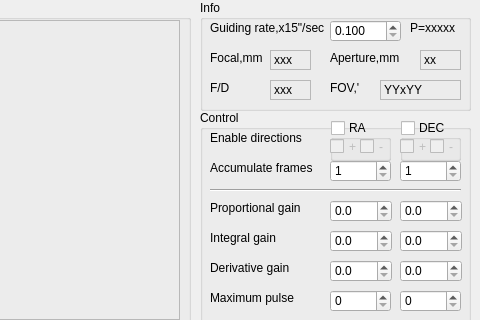
This is lin_guider/ui/guider.ui in rumengb/lin_guider as Qt 5 draws it before an edit; both pictures show x 140 to 620 and y 0 to 320 of the 620 by 480 pixel window. The edited form follows.
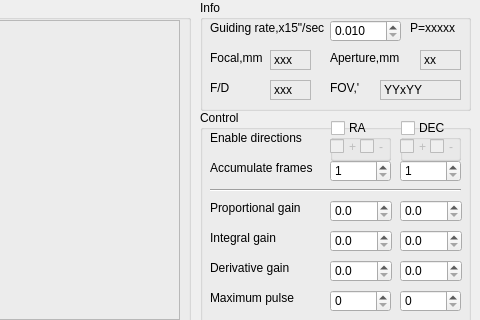
This is the edited form.

Commit message: ui: set some number limits

```diff
--- a/lin_guider/ui/guider.ui
+++ b/lin_guider/ui/guider.ui
@@ -143,7 +143,7 @@
      <number>3</number>
     </property>
     <property name="minimum">
-     <double>0.100000000000000</double>
+     <double>0.010000000000000</double>
     </property>
     <property name="maximum">
      <double>2.000000000000000</double>
```
Left out of the diff: 2 changed lines with no effect on the pictures. The commit also changes 1 other file.
